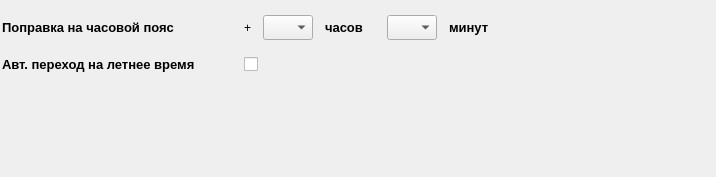
Goodjamp/informPConfigurator, file informPConfigurator/clockconfig.ui: the form before one commit.
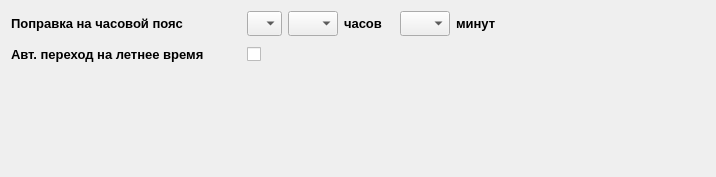
The form after the commit.

Commit message: In commit: - Added minus clock correction an increased hourse correction to 25 hourse

```diff
--- a/informPConfigurator/clockconfig.ui
+++ b/informPConfigurator/clockconfig.ui
@@ -14,21 +14,6 @@
    <string>Form</string>
   </property>
   <layout class="QVBoxLayout" name="verticalLayout">
-   <property name="spacing">
-    <number>12</number>
-   </property>
-   <property name="leftMargin">
-    <number>2</number>
-   </property>
-   <property name="topMargin">
-    <number>15</number>
-   </property>
-   <property name="rightMargin">
-    <number>2</number>
-   </property>
-   <property name="bottomMargin">
-    <number>2</number>
-   </property>
    <item>
     <layout class="QHBoxLayout" name="horizontalLayout_14">
      <item>
@@ -58,9 +43,25 @@
       </widget>
      </item>
      <item>
-      <widget class="QLabel" name="label_18">
-       <property name="text">
-        <string>+</string>
+      <widget class="QComboBox" name="comboBoxClockCorrectionSign">
+       <property name="minimumSize">
+        <size>
+         <width>35</width>
+         <height>25</height>
+        </size>
+       </property>
+       <property name="maximumSize">
+        <size>
+         <width>35</width>
+         <height>25</height>
+        </size>
+       </property>
+       <property name="font">
+        <font>
+         <pointsize>10</pointsize>
+         <weight>75</weight>
+         <bold>true</bold>
+        </font>
        </property>
       </widget>
      </item>
```
The commit also changes 7 other files.
